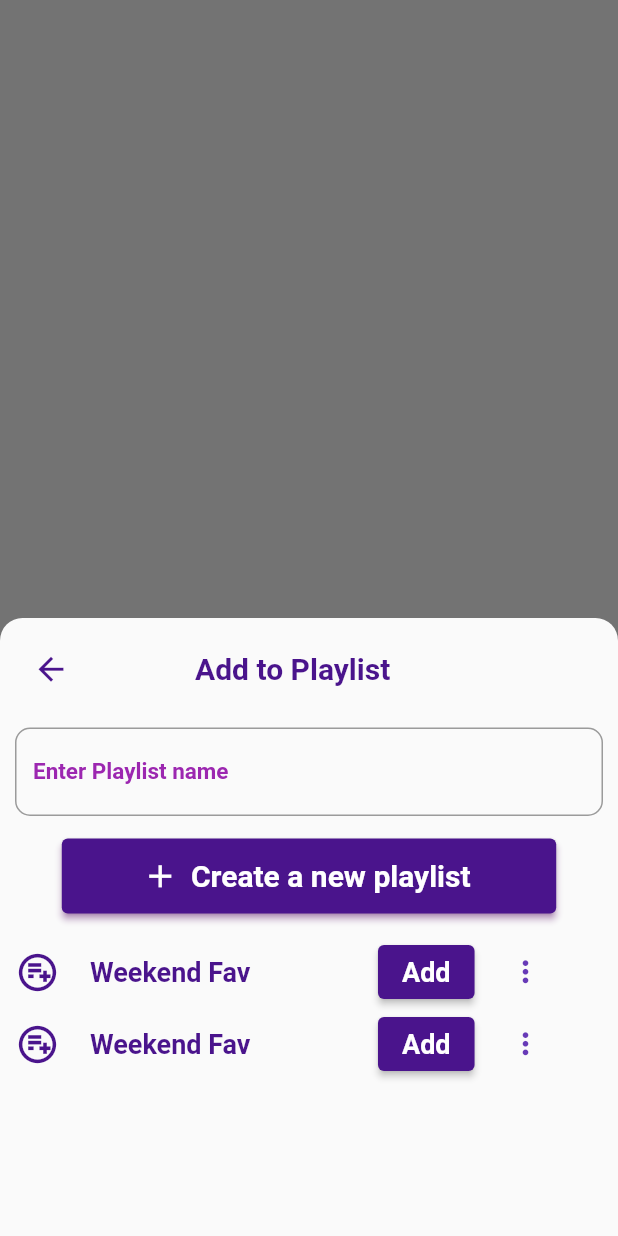
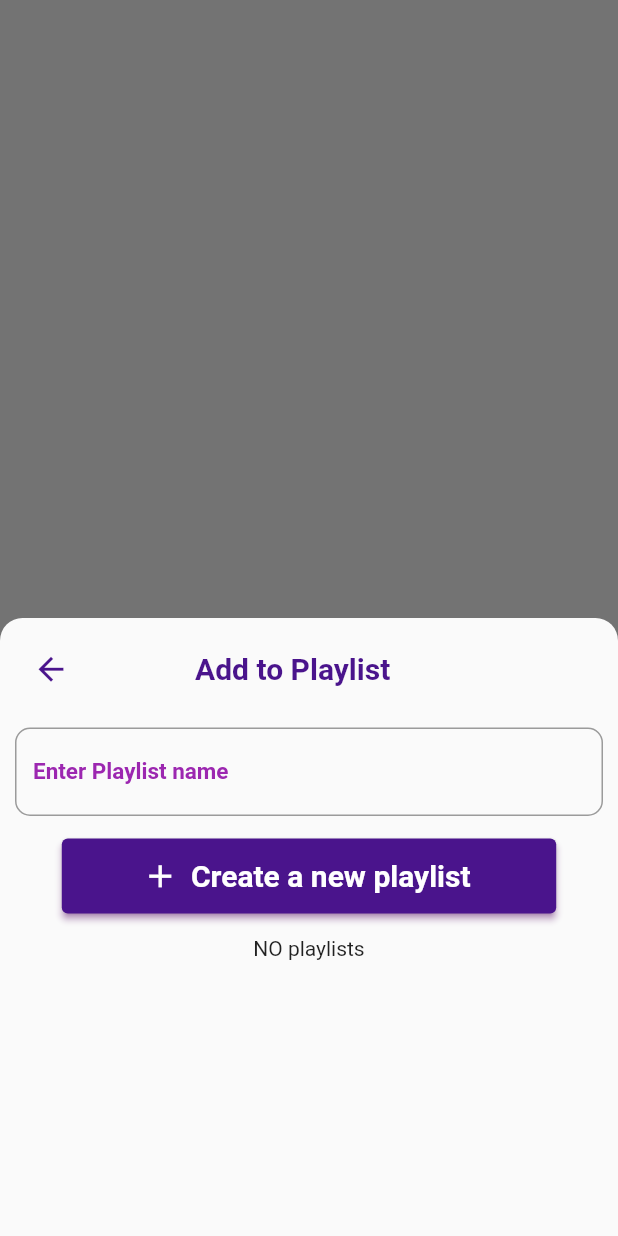
Before and after one commit to Lejeeshofficial/video_player, a Flutter app: what playlistbottomsheet() shows on an empty page, opened directly with empty values, on a phone screen of 412 x 824 dp. Run offline on Flutter 3.47's test engine with Material 2 defaults, Android fonts, the phone set to English and light mode, and no system bars; our stand-ins replace audio_video_progress_bar, flick_video_player, google_fonts, hive, hive_flutter, permission_handler and 3 more; missing offline and left inert: file_manager, flutter_video_info, video_thumbnail; accounts and stored records are empty; Roboto replaces fonts that are missing (Podkova).

```diff
--- a/videoplayer/lib/db/models/databasemodels.dart
+++ b/videoplayer/lib/db/models/databasemodels.dart
@@ -16,6 +16,8 @@ class VideoplayerModel {
   String thumbnail;
   @HiveField(4)
   bool isFav;
+  @HiveField(5)
+  int? id;
 
   VideoplayerModel({
     required this.videoPath,
@@ -23,6 +25,7 @@ class VideoplayerModel {
     required this.folderPath,
     required this.thumbnail,
     required this.isFav,
+    this.id,
   });
 }
 
@@ -31,9 +34,12 @@ class VideoplayerModel {
 class FavVideoModel {
   @HiveField(0)
   final String favVideoPath;
+  @HiveField(1)
+  var id;
 
   FavVideoModel({
     required this.favVideoPath,
+    this.id,
   });
 }
 
--- a/videoplayer/lib/screens/allvideospage/snackbars.dart
+++ b/videoplayer/lib/screens/allvideospage/snackbars.dart
@@ -2,9 +2,10 @@ import 'package:flutter/cupertino.dart';
 import 'package:flutter/material.dart';
 import 'package:google_fonts/google_fonts.dart';
 import 'package:videoplayer/db/models/databasemodels.dart';
+import 'package:videoplayer/screens/allvideospage/playlistpopuplist.dart';
 import 'package:videoplayer/screens/playlistpage/playlistpage.dart';
 import 'package:videoplayer/screens/playlistpage/popupremove.dart';
-
+import 'package:hive_flutter/hive_flutter.dart';
 import '../../main.dart';
 
 void favVideoSanckbar(BuildContext context) {
@@ -153,63 +154,26 @@ void playlistbottomsheet(BuildContext context, path) {
                     ]),
                   ),
                   Expanded(
-                    child: ListView.builder(
+                    child: ValueListenableBuilder(
+                      valueListenable: playlistnameDB.listenable(),
+                      builder: (context, playlistname, child) =>
+                          playlistnameDB.isEmpty
+                              ? Text('NO playlists')
+                              : ListView.builder(
                                   shrinkWrap: true,
                                   physics: AlwaysScrollableScrollPhysics(),
                                   controller: scrollController,
-                      itemCount: 2,
+                                  itemCount: playlistnameDB.values.length,
                                   itemBuilder: (context, index) {
-                        return Container(
-                          child: Row(
-                            children: [
-                              Icon(
-                                Icons.playlist_add_circle_outlined,
-                                size: 30,
-                                color: Colors.purple[900],
-                              ),
-                              const SizedBox(
-                                width: 20,
-                              ),
-                              Text(
-                                'Weekend Fav',
-                                style: GoogleFonts.podkova(
-                                  fontWeight: FontWeight.w700,
-                                  fontSize: 18,
-                                  color: Colors.purple[900],
-                                ),
-                              ),
-                              const SizedBox(
-                                width: 85,
-                              ),
-                              ElevatedButton(
-                                onPressed: () async {
-                                  callplaylist(context);
-                                  await Future.delayed(
-                                    Duration(seconds: 0),
+                                    PlaylistNameModel? playlistobj =
+                                        playlistnameDB.getAt(index);
+                                    return Playlistpopuplist(
+                                      foldername: playlistobj!,
+                                      videopath: path,
+                                      index: index,
                                     );
                                   },
-                                style: ButtonStyle(
-                                  backgroundColor: MaterialStateProperty.all(
-                                    Colors.purple[900],
                                 ),
-                                ),
-                                child: Text(
-                                  'Add',
-                                  style: GoogleFonts.podkova(
-                                      fontSize: 18,
-                                      fontWeight: FontWeight.w700,
-                                      color: Colors.white),
-                                ),
-                              ),
-                              const SizedBox(
-                                width: 10,
-                              ),
-                              popupmenueditandremove(context),
-                              //---------------------->
-                            ],
-                          ),
-                        );
-                      },
                     ),
                   )
                 ],
--- a/videoplayer/lib/screens/homepage/popupmenuhome.dart
+++ b/videoplayer/lib/screens/homepage/popupmenuhome.dart
@@ -14,7 +14,7 @@ Widget PopupmenuBottonhome({required context, required Path}) {
     ),
     onSelected: (value) {
       if (value == 'fav') {
-        getfavStatus(path: Path);
+        // getfavStatus(path: Path);
         favVideoSanckbar(context);
       }
       if (value == 'playlist') {}
```
Also changed, not shown: videoplayer/lib/screens/allvideospage/allvideosscreen.dart (+5 -3 lines), videoplayer/lib/screens/allvideospage/playlistpopuplist.dart (added, +87 -0 lines), videoplayer/lib/screens/allvideospage/popupmenu2.dart (+43 -34 lines), videoplayer/lib/screens/favpage/widgets.dart (+58 -4 lines), videoplayer/lib/db/models/databasemodels.g.dart. Lines whose indentation alone changed are shown as unchanged.
